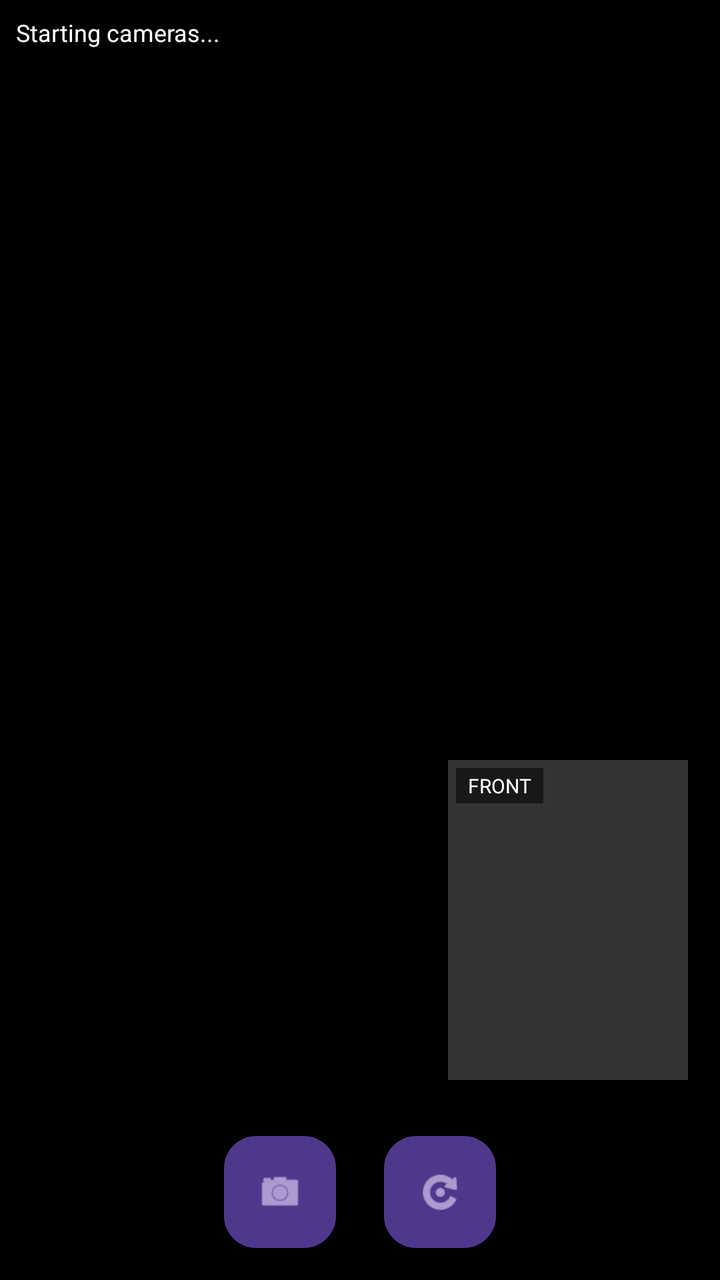
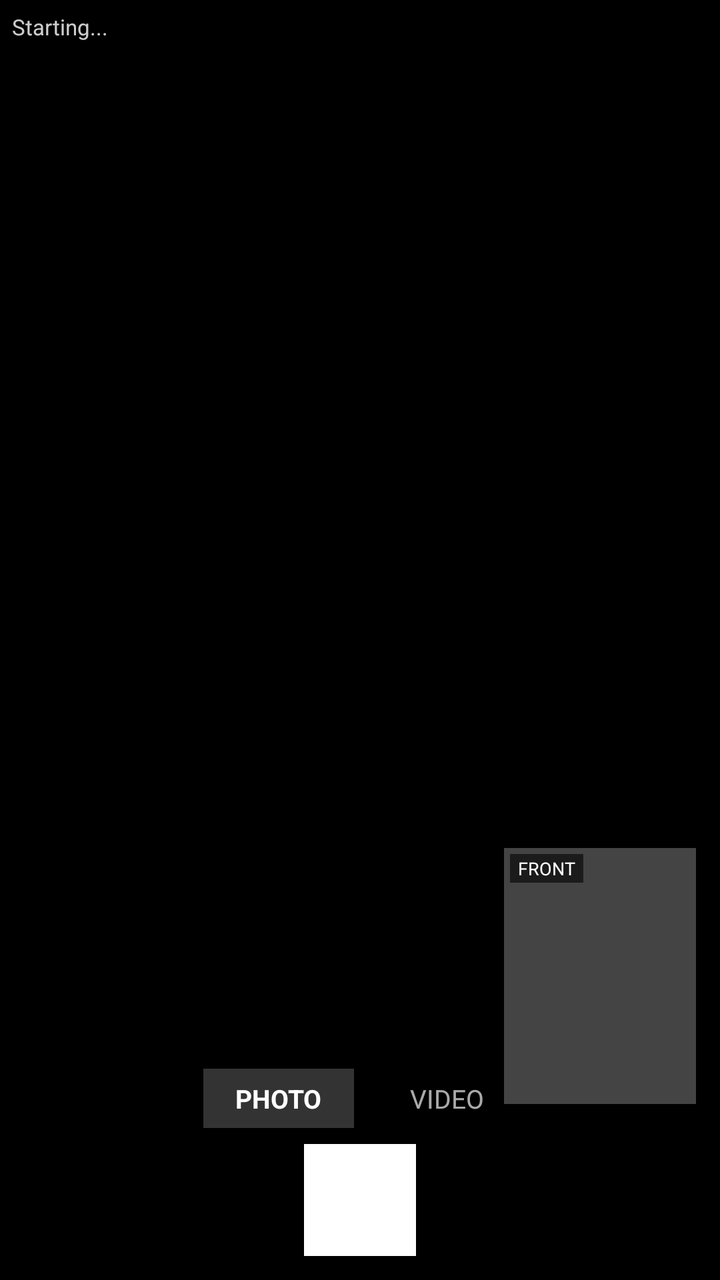

The first picture is an Android layout as it rendered before a commit; the second is the same layout after the commit. The layout source and the unified diff follow.
<!-- AndroidManifest.xml: application theme Theme.Material3.Dark.NoActionBar -->
<!-- res/layout/activity_main.xml -->
<?xml version="1.0" encoding="utf-8"?>
<FrameLayout xmlns:android="http://schemas.android.com/apk/res/android"
    xmlns:app="http://schemas.android.com/apk/res-auto"
    android:id="@+id/root"
    android:layout_width="match_parent"
    android:layout_height="match_parent"
    android:background="#000000">

    <TextureView
        android:id="@+id/backPreview"
        android:layout_width="match_parent"
        android:layout_height="match_parent" />

    <FrameLayout
        android:id="@+id/pipContainer"
        android:layout_width="120dp"
        android:layout_height="160dp"
        android:layout_gravity="bottom|end"
        android:layout_marginEnd="16dp"
        android:layout_marginBottom="100dp"
        android:background="#33FFFFFF"
        android:elevation="8dp">

        <TextureView
            android:id="@+id/frontPreview"
            android:layout_width="match_parent"
            android:layout_height="match_parent" />

        <TextView
            android:layout_width="wrap_content"
            android:layout_height="wrap_content"
            android:layout_gravity="top|start"
            android:layout_margin="4dp"
            android:background="#88000000"
            android:paddingLeft="6dp"
            android:paddingRight="6dp"
            android:paddingTop="2dp"
            android:paddingBottom="2dp"
            android:text="FRONT"
            android:textColor="#FFFFFF"
            android:textSize="10sp" />
    </FrameLayout>

    <LinearLayout
        android:layout_width="match_parent"
        android:layout_height="wrap_content"
        android:layout_gravity="bottom"
        android:gravity="center"
        android:orientation="horizontal"
        android:padding="16dp"
        android:background="#66000000">

        <com.google.android.material.floatingactionbutton.FloatingActionButton
            android:id="@+id/btnRecord"
            android:layout_width="wrap_content"
            android:layout_height="wrap_content"
            android:contentDescription="Record"
            android:src="@android:drawable/ic_menu_camera"
            app:fabSize="normal" />

        <Space
            android:layout_width="24dp"
            android:layout_height="1dp" />

        <com.google.android.material.floatingactionbutton.FloatingActionButton
            android:id="@+id/btnSwitch"
            android:layout_width="wrap_content"
            android:layout_height="wrap_content"
            android:contentDescription="Swap"
            android:src="@android:drawable/ic_menu_rotate"
            app:fabSize="mini" />
    </LinearLayout>

    <TextView
        android:id="@+id/statusText"
        android:layout_width="match_parent"
        android:layout_height="wrap_content"
        android:layout_gravity="top"
        android:background="#88000000"
        android:padding="8dp"
        android:text="Starting cameras..."
        android:textColor="#FFFFFF"
        android:textSize="12sp" />
</FrameLayout>
<!-- resources referenced by this layout -->
<resources>

</resources>

<!-- the commit's change to res/layout/activity_main.xml (unified diff, before → after) -->
@@ -1,25 +1,26 @@
 <?xml version="1.0" encoding="utf-8"?>
 <FrameLayout xmlns:android="http://schemas.android.com/apk/res/android"
-    xmlns:app="http://schemas.android.com/apk/res-auto"
     android:id="@+id/root"
     android:layout_width="match_parent"
     android:layout_height="match_parent"
     android:background="#000000">
 
+    
     <TextureView
         android:id="@+id/backPreview"
         android:layout_width="match_parent"
         android:layout_height="match_parent" />
 
+    
     <FrameLayout
         android:id="@+id/pipContainer"
-        android:layout_width="120dp"
-        android:layout_height="160dp"
+        android:layout_width="96dp"
+        android:layout_height="128dp"
         android:layout_gravity="bottom|end"
-        android:layout_marginEnd="16dp"
-        android:layout_marginBottom="100dp"
-        android:background="#33FFFFFF"
-        android:elevation="8dp">
+        android:layout_marginEnd="12dp"
+        android:layout_marginBottom="88dp"
+        android:background="#44FFFFFF"
+        android:elevation="6dp">
 
         <TextureView
             android:id="@+id/frontPreview"
@@ -30,55 +31,105 @@
             android:layout_width="wrap_content"
             android:layout_height="wrap_content"
             android:layout_gravity="top|start"
-            android:layout_margin="4dp"
-            android:background="#88000000"
-            android:paddingLeft="6dp"
-            android:paddingRight="6dp"
-            android:paddingTop="2dp"
-            android:paddingBottom="2dp"
+            android:layout_margin="3dp"
+            android:background="#99000000"
+            android:paddingLeft="4dp"
+            android:paddingRight="4dp"
+            android:paddingTop="1dp"
+            android:paddingBottom="1dp"
             android:text="FRONT"
             android:textColor="#FFFFFF"
-            android:textSize="10sp" />
+            android:textSize="9sp" />
     </FrameLayout>
 
-    <LinearLayout
-        android:layout_width="match_parent"
-        android:layout_height="wrap_content"
-        android:layout_gravity="bottom"
-        android:gravity="center"
-        android:orientation="horizontal"
-        android:padding="16dp"
-        android:background="#66000000">
-
-        <com.google.android.material.floatingactionbutton.FloatingActionButton
-            android:id="@+id/btnRecord"
-            android:layout_width="wrap_content"
-            android:layout_height="wrap_content"
-            android:contentDescription="Record"
-            android:src="@android:drawable/ic_menu_camera"
-            app:fabSize="normal" />
-
-        <Space
-            android:layout_width="24dp"
-            android:layout_height="1dp" />
-
-        <com.google.android.material.floatingactionbutton.FloatingActionButton
-            android:id="@+id/btnSwitch"
-            android:layout_width="wrap_content"
-            android:layout_height="wrap_content"
-            android:contentDescription="Swap"
-            android:src="@android:drawable/ic_menu_rotate"
-            app:fabSize="mini" />
-    </LinearLayout>
-
+    
     <TextView
         android:id="@+id/statusText"
         android:layout_width="match_parent"
         android:layout_height="wrap_content"
         android:layout_gravity="top"
-        android:background="#88000000"
-        android:padding="8dp"
-        android:text="Starting cameras..."
-        android:textColor="#FFFFFF"
-        android:textSize="12sp" />
+        android:background="#66000000"
+        android:padding="6dp"
+        android:text="Starting..."
+        android:textColor="#CCFFFFFF"
+        android:textSize="11sp" />
+
+    
+    <LinearLayout
+        android:layout_width="match_parent"
+        android:layout_height="wrap_content"
+        android:layout_gravity="bottom"
+        android:orientation="vertical"
+        android:background="#99000000"
+        android:paddingTop="6dp"
+        android:paddingBottom="12dp">
+
+        
+        <LinearLayout
+            android:layout_width="match_parent"
+            android:layout_height="wrap_content"
+            android:gravity="center"
+            android:orientation="horizontal"
+            android:paddingBottom="8dp">
+
+            <TextView
+                android:id="@+id/btnModePhoto"
+                android:layout_width="wrap_content"
+                android:layout_height="wrap_content"
+                android:paddingLeft="16dp"
+                android:paddingRight="16dp"
+                android:paddingTop="6dp"
+                android:paddingBottom="6dp"
+                android:text="PHOTO"
+                android:textColor="#FFFFFF"
+                android:textSize="13sp"
+                android:textStyle="bold"
+                android:background="#33FFFFFF" />
+
+            <TextView
+                android:id="@+id/btnModeVideo"
+                android:layout_width="wrap_content"
+                android:layout_height="wrap_content"
+                android:layout_marginStart="12dp"
+                android:paddingLeft="16dp"
+                android:paddingRight="16dp"
+                android:paddingTop="6dp"
+                android:paddingBottom="6dp"
+                android:text="VIDEO"
+                android:textColor="#AAFFFFFF"
+                android:textSize="13sp" />
+        </LinearLayout>
+
+        
+        <LinearLayout
+            android:layout_width="match_parent"
+            android:layout_height="wrap_content"
+            android:gravity="center"
+            android:orientation="horizontal">
+
+            
+            <FrameLayout
+                android:id="@+id/btnCapture"
+                android:layout_width="56dp"
+                android:layout_height="56dp"
+                android:background="@android:color/transparent"
+                android:clickable="true"
+                android:focusable="true">
+
+                <View
+                    android:id="@+id/shutterOuter"
+                    android:layout_width="56dp"
+                    android:layout_height="56dp"
+                    android:layout_gravity="center"
+                    android:background="#FFFFFFFF" />
+
+                <View
+                    android:id="@+id/shutterInner"
+                    android:layout_width="44dp"
+                    android:layout_height="44dp"
+                    android:layout_gravity="center"
+                    android:background="#FFFFFFFF" />
+            </FrameLayout>
+        </LinearLayout>
+    </LinearLayout>
 </FrameLayout>
